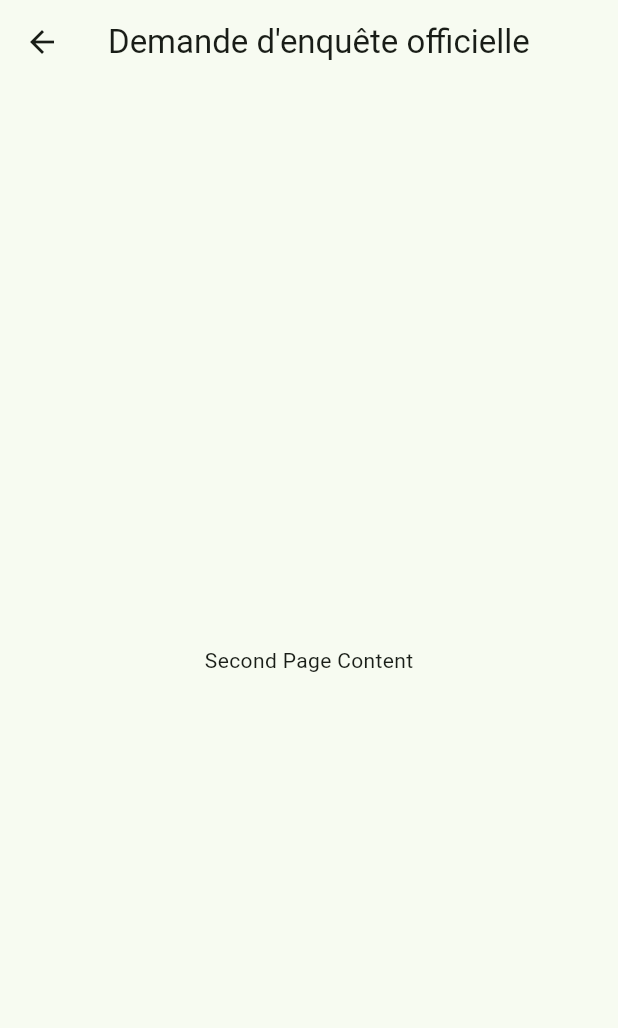
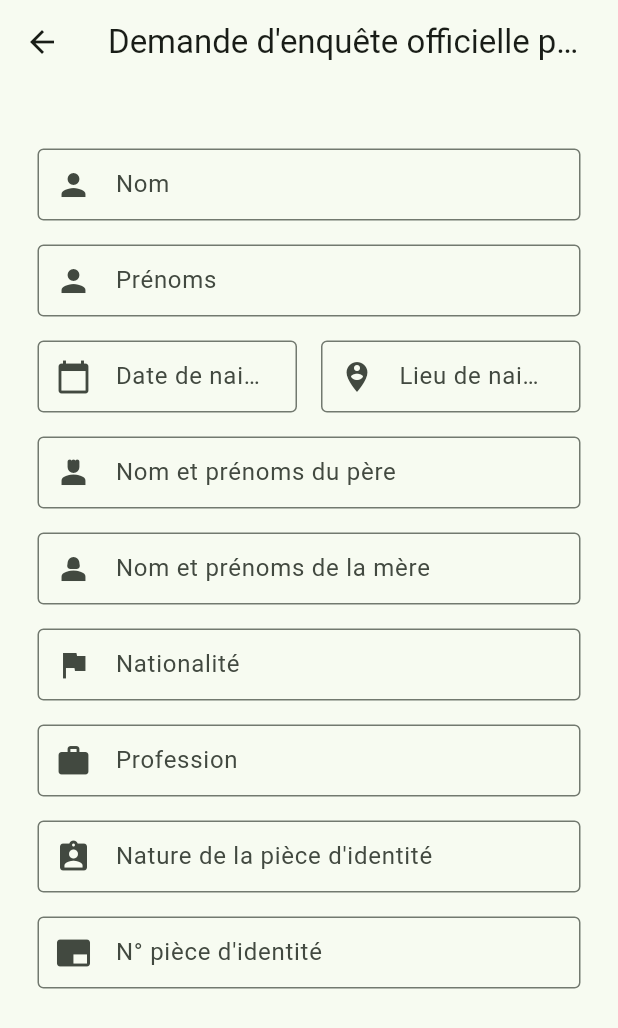
Before and after one commit to kath47/SysCollect, a Flutter app: the DemandePage screen opened directly, on a phone screen of 412 x 824 dp. Shown: the top 1028 px of the screen. Run offline on Flutter 3.47's test engine with Material 3 defaults, Android fonts, the light colour scheme and no system bars; our stand-ins replace dropdown_textfield, image_picker, sqflite; accounts and stored records are empty.

Commit message:
vendredi 29 comit du jour

```diff
--- a/lib/certification/demande.dart
+++ b/lib/certification/demande.dart
@@ -1,18 +1,139 @@
-
 import 'package:flutter/material.dart';
 
-class DemandePage extends StatelessWidget {
-  const DemandePage({super.key});
+class DemandePage extends StatefulWidget {
+  const DemandePage({Key? key}) : super(key: key);
+
+  @override
+  State<DemandePage> createState() => _DemandePageState();
+}
+
+class _DemandePageState extends State<DemandePage> {
+  late TextEditingController _dateController;
+
+  @override
+  void initState() {
+    super.initState();
+    _dateController = TextEditingController();
+  }
+
+  @override
+  void dispose() {
+    _dateController.dispose();
+    super.dispose();
+  }
 
   @override
   Widget build(BuildContext context) {
     return Scaffold(
       appBar: AppBar(
-        title: const Text("Demande d'enquête officielle"),
+        title: const Text("Demande d'enquête officielle pour l'établissement d'un certificat foncier"),
       ),
-      body: const Center(
-        child: Text('Second Page Content'),
+      body: SingleChildScrollView(
+        child: Padding(
+          padding: const EdgeInsets.all(25.0),
+          child: Column(
+            crossAxisAlignment: CrossAxisAlignment.start,
+            children: [
+              const SizedBox(height: 10),
+
+              Form(
+                child: Column(
+                  crossAxisAlignment: CrossAxisAlignment.start,
+                  children: [
+                    _buildTextFormField('Nom', Icons.person),
+                    _buildTextFormField('Prénoms', Icons.person),
+                    _buildDateFormField(),
+
+                    _buildTextFormField('Nom et prénoms du père', Icons.person_4 ),
+                    _buildTextFormField('Nom et prénoms de la mère', Icons.person_2),
+                    _buildTextFormField('Nationalité', Icons.flag),
+                    _buildTextFormField('Profession', Icons.work),
+                    _buildTextFormField("Nature de la pièce d'identité", Icons.assignment_ind),
+                    _buildTextFormField("N° pièce d'identité", Icons.branding_watermark),
+                  ],
+                ),
+              ),
+            ],
+          ),
+        ),
       ),
     );
   }
+
+  Widget _buildTextFormField(String labelText, IconData prefixIcon) {
+  return Padding(
+    padding: const EdgeInsets.symmetric(vertical: 8.0),
+    child: TextFormField(
+      decoration: InputDecoration(
+        border: const OutlineInputBorder(
+          borderSide: BorderSide(color: Colors.green, width: 2.0),
+        ),
+        labelText: labelText,
+        prefixIcon: Icon(prefixIcon),
+        contentPadding: const EdgeInsets.symmetric(vertical: 12.0, horizontal: 16.0), // Ajustez ici la taille du champ de texte
+        isCollapsed: true, // Assurez-vous que le champ de texte ne dépasse pas la taille définie par contentPadding
+      ),
+    ),
+  );
 }
+
+
+
+  Widget _buildDateFormField() {
+  return Padding(
+    padding: const EdgeInsets.symmetric(vertical: 8.0),
+    child: Row(
+      children: [
+        Expanded(
+          child: InkWell(
+            onTap: () => _selectDate(context),
+            child: IgnorePointer(
+              child: TextFormField(
+                controller: _dateController,
+                decoration: const InputDecoration(
+                  border: OutlineInputBorder(
+                    borderSide: BorderSide(color: Colors.green, width: 2.0),
+                  ),
+                  labelText: 'Date de naissance',
+                  prefixIcon: Icon(Icons.calendar_today),
+                  contentPadding: EdgeInsets.symmetric(vertical: 12.0, horizontal: 16.0), // Ajustez ici la taille du champ de texte
+                  isCollapsed: true, // Assurez-vous que le champ de texte ne dépasse pas la taille définie par contentPadding
+                ),
+              ),
+            ),
+          ),
+        ),
+        const SizedBox(width: 16.0),
+        Expanded(
+          child: TextFormField(
+            decoration: const InputDecoration(
+              border: OutlineInputBorder(
+                borderSide: BorderSide(color: Colors.green, width: 2.0),
+              ),
+              labelText: 'Lieu de naissance',
+              prefixIcon: Icon(Icons.person_pin_circle),
+              contentPadding: EdgeInsets.symmetric(vertical: 12.0, horizontal: 16.0), // Ajustez ici la taille du champ de texte
+              isCollapsed: true, // Assurez-vous que le champ de texte ne dépasse pas la taille définie par contentPadding
+            ),
+          ),
+        ),
+      ],
+    ),
+  );
+}
+
+
+  Future<void> _selectDate(BuildContext context) async {
+    final DateTime? picked = await showDatePicker(
+      context: context,
+      initialDate: DateTime.now(),
+      firstDate: DateTime(1900),
+      lastDate: DateTime.now(),
+    );
+    if (picked != null) {
+      setState(() {
+        _dateController.text = picked.toString().split(' ')[0];
+      });
+    }
+  }
+}
```
Also changed, not shown: lib/Authtentication/espacetravail.dart (+4 -4 lines), lib/Authtentication/workstation.dart (added, +43 -0 lines).
